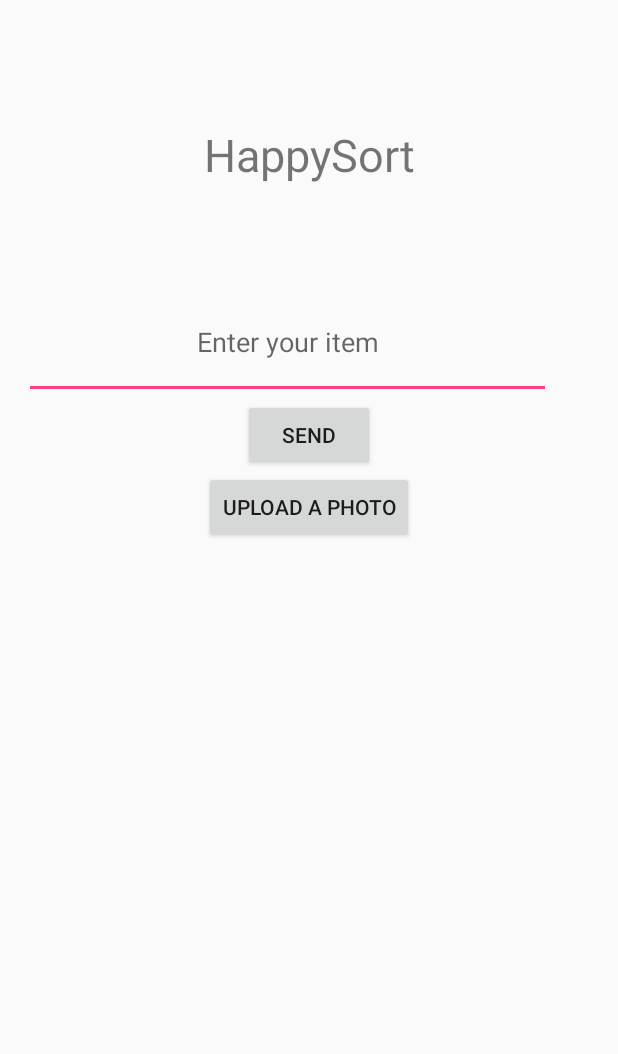
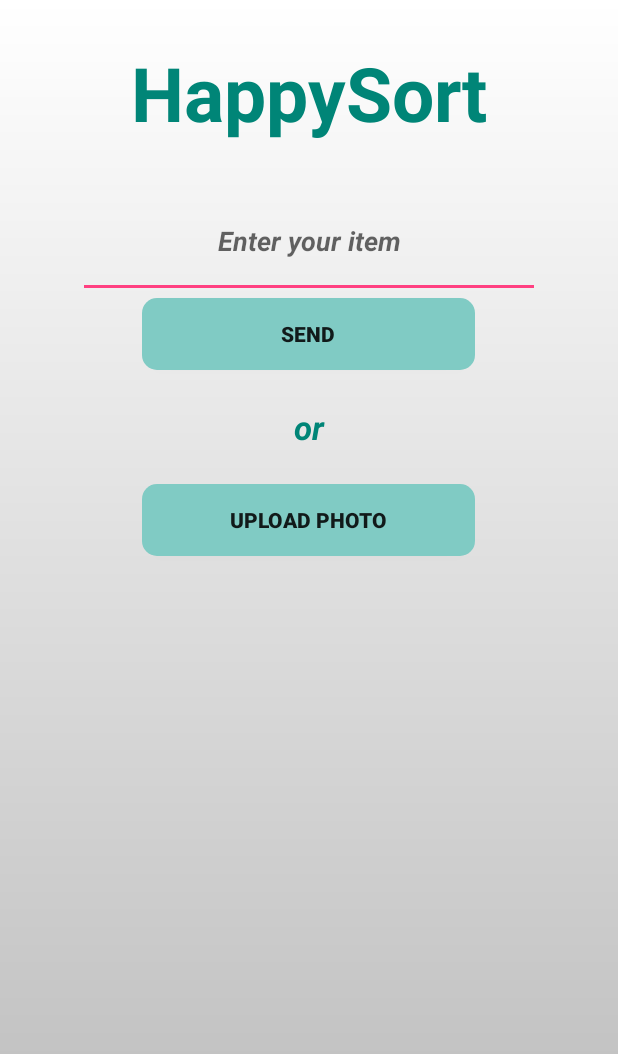
Before and after one commit to julytn/HappySort, an Android app: the screen it shows after launch (MainActivity), on a phone screen of 412 x 824 dp. Shown: the top 1054 px of the screen. Run offline under Robolectric (Android 15) with nearby library versions, the phone set to English and light mode, and no system bars; libraries missing offline, so code that uses them is left out: com.firebase.client, com.google.api.client, com.google.api.services; 1 statement that could not run was skipped.

Commit message:
wizard made pretty

```diff
--- a/app/src/main/AndroidManifest.xml
+++ b/app/src/main/AndroidManifest.xml
@@ -11,7 +11,7 @@
 
     <application
         android:allowBackup="true"
-        android:icon="@mipmap/ic_launcher"
+        android:icon="@drawable/bin"
         android:label="@string/app_name"
         android:supportsRtl="true"
         android:theme="@style/AppTheme">
--- /dev/null
+++ b/app/src/main/res/drawable/button.xml
@@ -0,0 +1,7 @@
+<?xml version="1.0" encoding="utf-8"?>
+<shape xmlns:android="http://schemas.android.com/apk/res/android"
+    android:shape="rectangle" android:padding="10dp">
+    <!-- you can use any color you want I used here gray color-->
+    <solid android:color="#ff80cbc4"/>
+    <corners android:radius="10dp"/>
+</shape>
--- /dev/null
+++ b/app/src/main/res/drawable/gradientback.xml
@@ -0,0 +1,8 @@
+<?xml version="1.0" encoding="utf-8"?>
+<shape xmlns:android="http://schemas.android.com/apk/res/android"
+    android:shape="rectangle">
+    <gradient
+        android:startColor="#b9b9b9"
+        android:endColor="#ffffff"
+        android:angle="90" />
+</shape>
--- a/app/src/main/res/layout/activity_main.xml
+++ b/app/src/main/res/layout/activity_main.xml
@@ -1,63 +1,84 @@
 <?xml version="1.0" encoding="utf-8"?>
 <LinearLayout xmlns:android="http://schemas.android.com/apk/res/android"
     xmlns:tools="http://schemas.android.com/tools"
-    android:layout_width="match_parent"
-    android:layout_height="match_parent"
-    android:paddingBottom="@dimen/activity_vertical_margin"
-    android:paddingLeft="@dimen/activity_horizontal_margin"
-    android:paddingRight="@dimen/activity_horizontal_margin"
-    android:paddingTop="@dimen/activity_vertical_margin"
+    android:layout_width="fill_parent"
+    android:layout_height="fill_parent"
     tools:context="com.example.zoe.happysort.MainActivity"
     android:orientation="vertical"
-    android:weightSum="1">
+    android:weightSum="1"
+    android:background="@drawable/gradientback">
 
 
-    <TextView
-        android:id="@+id/title"
-        android:text="HappySort"
-        android:textSize="30sp"
+    <GridLayout
         android:layout_width="match_parent"
-        android:layout_height="wrap_content"
-        android:gravity="center"
-        android:layout_weight="0.38" />
+        android:layout_height="123dp">
+
+        <TextView
+            android:id="@+id/title"
+            android:text="HappySort"
+            android:textSize="50sp"
+            android:layout_width="353dp"
+            android:layout_height="wrap_content"
+            android:gravity="center"
+            android:layout_weight="0.38"
+            style="@style/Base.TextAppearance.AppCompat.Large"
+            android:capitalize="characters"
+            android:textColor="@color/material_deep_teal_500"
+            android:allowUndo="false"
+            android:textStyle="bold"
+            android:layout_row="6"
+            android:layout_column="10"
+            android:layout_gravity="center" />
+    </GridLayout>
 
     <EditText android:id="@+id/edit_message"
-        android:layout_width="351dp"
+        android:layout_width="308dp"
         android:layout_height="75dp"
         android:hint="@string/edit_message"
-        android:gravity="center" />
+        android:gravity="center"
+        android:textColor="@color/abc_background_cache_hint_selector_material_dark"
+        android:textStyle="bold|italic"
+        android:layout_gravity="center_horizontal" />
 
     <Button
-        android:layout_width="wrap_content"
+        android:layout_width="222dp"
         android:layout_height="wrap_content"
         android:text="@string/button_send"
         android:onClick="sendMessage"
-        android:layout_gravity="center_horizontal" />
+        android:layout_gravity="center_horizontal"
+        android:textStyle="bold"
+        android:background="@drawable/button"
+        android:typeface="normal" />
+
+    <GridLayout
+        android:layout_width="match_parent"
+        android:layout_height="76dp"
+        android:layout_gravity="right">
+
+        <TextView
+            android:layout_width="361dp"
+            android:layout_height="wrap_content"
+            android:textAppearance="?android:attr/textAppearanceLarge"
+            android:text="or"
+            android:id="@+id/textView"
+            android:layout_row="2"
+            android:layout_column="9"
+            android:layout_gravity="center"
+            android:gravity="center_vertical|center_horizontal"
+            android:textColor="@color/accent_material_light"
+            android:textStyle="bold|italic" />
+    </GridLayout>
 
     <Button
-        android:text="Upload a photo"
+        android:text="@string/upload_a_photo"
         android:id="@+id/btnCapture"
-        android:layout_width="wrap_content"
+        android:layout_width="222dp"
         android:layout_height="wrap_content"
-        android:layout_gravity="center_horizontal"
         android:onClick="sendPhoto"
-        />
-
-    <TextView
-        android:id="@+id/image_details"
-        android:layout_width="match_parent"
-        android:layout_height="wrap_content"
-        android:layout_marginBottom="8dp"
-        android:text=""
-        android:layout_weight="0.33"
-        android:gravity="center" />
-
-    <ImageView
-        android:id="@+id/main_image"
-        android:layout_width="match_parent"
-        android:layout_height="200dp"
-        android:scaleType="fitCenter"/>
-
+        android:textStyle="bold"
+        android:background="@drawable/button"
+        android:typeface="normal"
+        android:layout_gravity="center_horizontal" />
 
 
 </LinearLayout>
--- a/app/src/main/res/values/colors.xml
+++ b/app/src/main/res/values/colors.xml
@@ -1,6 +1,6 @@
 <?xml version="1.0" encoding="utf-8"?>
 <resources>
     <color name="colorPrimary">#3F51B5</color>
-    <color name="colorPrimaryDark">#303F9F</color>
+    <color name="colorPrimaryDark">#303f9f</color>
     <color name="colorAccent">#FF4081</color>
 </resources>
--- a/app/src/main/res/values/strings.xml
+++ b/app/src/main/res/values/strings.xml
@@ -1,5 +1,6 @@
 <resources>
     <string name="app_name">HappySort</string>
     <string name="edit_message">Enter your item</string>
-    <string name="button_send">Send</string>
+    <string name="button_send">SEND</string>
+    <string name="upload_a_photo">UPLOAD PHOTO</string>
 </resources>
```
Also changed, not shown: app/src/main/res/drawable/bin.png (added), app/src/main/res/drawable/plastpaperglassmetal.gif (added).
